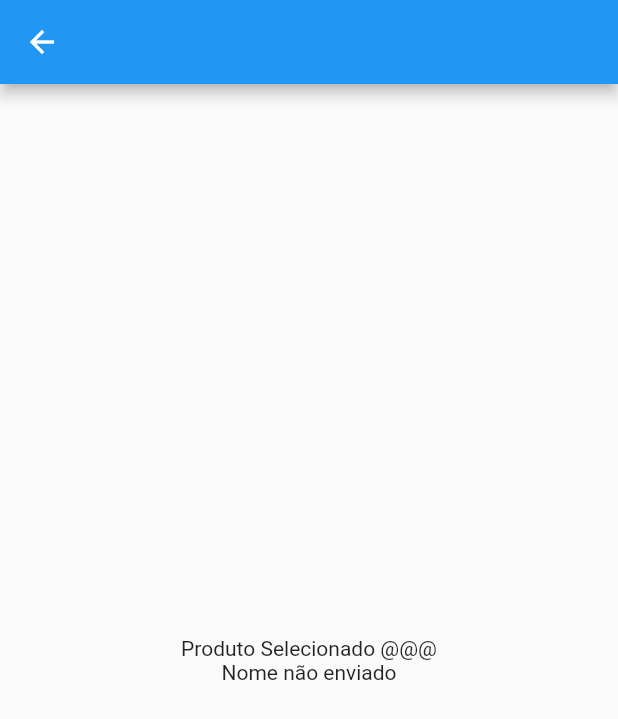
After one commit to dariopmaciel/flutter_modular_example, a Flutter app: the screen it shows after launch, after a tap on "Produto Module", on a phone screen of 412 x 824 dp. The commit adds this screen. Shown: the top 719 px of the screen. Run offline on Flutter 3.47's test engine with Material 2 defaults, Android fonts, the phone set to English and light mode, and no system bars; our stand-ins replace flutter_modular.

Commit message:
Tipos de Rotas e Naveghação

```diff
--- a/lib/app/app_module.dart
+++ b/lib/app/app_module.dart
@@ -1,8 +1,7 @@
 //Sera criado a aestrutura de MODULO do 'modular'
-
 import 'package:flutter_modular/flutter_modular.dart';
 import 'package:flutter_modular_example/app/categoria/categoria_module.dart';
-import 'package:flutter_modular_example/app/categoria/categoria_page.dart';
+import 'package:flutter_modular_example/app/produto/produto_module.dart';
 import 'package:flutter_modular_example/app/splash_page/splash_page.dart';
 
 class AppModule extends Module {
@@ -16,13 +15,14 @@ class AppModule extends Module {
     // r.child(Modular.initialRoute, child: (context) => const SplashPage());
     //ou
     r.child('/', child: (context) => const SplashPage());
-    //sem passagem de argumento
-    r.child('/categoria', child: (context) => CategoriaPage());
-    //com passagem de argumento
+    //sem passagem de argumento para o modulo
+    r.module('/categoria', module: CategoriaModule());
+    //com passagem de argumento para o modulo
     // r.child('/categoria', child: (context) => CategoriaPage(categoria: 'CASA'));
-    //COM RECUPERAÇÃO DE ARGUMENTO
+    //COM RECUPERAÇÃO DE ARGUMENTO para o modulo
     // r.child('/categoria',
     //     child: (context) => CategoriaPage(categoria: r.args.data));
+    r.module('/produto', module: ProdutoModule());
 
     super.routes(r);
   }
--- a/lib/app/categoria/categoria_page.dart
+++ b/lib/app/categoria/categoria_page.dart
@@ -25,9 +25,10 @@ class _CategoriaPageState extends State<CategoriaPage> {
       ),
       body: Center(
           //recuperando sem Modular
-          // child: Text(widget.categoria ?? "Não foi enviado a Categoria")),
+          child: Text(widget.categoria ?? "Não foi enviado a Categoria")),
           //recuperando com modular
-          child: Text(Modular.args?.data ?? "Não foi enviado a Categoria")),
+          // child: Text(Modular.args?.data ?? "Não foi enviado a Categoria")),
+
     );
   }
 }
--- /dev/null
+++ b/lib/app/produto/produto_module.dart
@@ -0,0 +1,18 @@
+import 'package:flutter_modular/flutter_modular.dart';
+import 'package:flutter_modular_example/app/produto/produto_page.dart';
+
+class ProdutoModule extends Module {
+  @override
+  void binds(Injector i) {
+    super.binds(i);
+  }
+
+  @override
+  void routes(RouteManager r) {
+    r.child('/:produto/xyz',
+        child: (context) => ProdutoPage(produto: r.args.params['produto']));
+    r.child('/xyz',
+        child: (context) => ProdutoPage(produto: r.args.queryParams['produto']));
+    super.routes(r);
+  }
+}
--- /dev/null
+++ b/lib/app/produto/produto_page.dart
@@ -0,0 +1,26 @@
+import 'package:flutter/material.dart';
+import 'package:flutter_modular/flutter_modular.dart';
+
+class ProdutoPage extends StatelessWidget {
+  final String? produto;
+  const ProdutoPage({super.key, this.produto});
+
+  @override
+  Widget build(BuildContext context) {
+    return Scaffold(
+      appBar: AppBar(
+        title: const Text(''),
+      ),
+      body: Center(
+        child: Column(
+          mainAxisAlignment: MainAxisAlignment.center,
+          children: [
+            Text(Modular.args?.data),
+
+            Text(produto ?? "Nome não enviado"),
+          ],
+        ),
+      ),
+    );
+  }
+}
--- a/lib/app/splash_page/splash_page.dart
+++ b/lib/app/splash_page/splash_page.dart
@@ -1,5 +1,6 @@
 import 'package:flutter/material.dart';
 import 'package:flutter_modular/flutter_modular.dart';
+
 
 class SplashPage extends StatelessWidget {
   const SplashPage({super.key});
@@ -18,11 +19,27 @@ class SplashPage extends StatelessWidget {
               onPressed: () {
                 // Navigator.pushNamed(context, '/categoria', arguments: 'Categoria Selecionada @@@');
                 //ou
-                Modular.to.pushNamed('/categoria', arguments: 'Categoria Selecionada @@@');
-                // Modular.to.pushNamed('/categoria');
+                //--->Args recupera pelo Modular.args.data
+                Modular.to.pushNamed('/categoria',
+                    arguments: 'Categoria Selecionada @@@');
+
               },
               child: const Text('Categoria Module'),
-            )
+            ),
+            ElevatedButton(
+                onPressed: () {
+                  //Recupera pelo NamedParameters: regupera pelo args params
+                  Modular.to.pushNamed('/produto/Produto_X/xyz',
+                      arguments: 'Produto Selecionado @@@');
+                },
+                child: const Text("Produto Module")),
+                ElevatedButton(
+                onPressed: () {
+                  //Recupera pelo Querry Parameters que recupera pelo QuerryParams
+                  Modular.to.pushNamed('/produto/xyz?produto=Dario',
+                      arguments: 'Produto Selecionado @@@');
+                },
+                child: const Text("Produto Query Param Module")),
           ],
         ),
       ),
```
Also changed, not shown: lib/app/produto/produto2_page.dart (added, +14 -0 lines).
